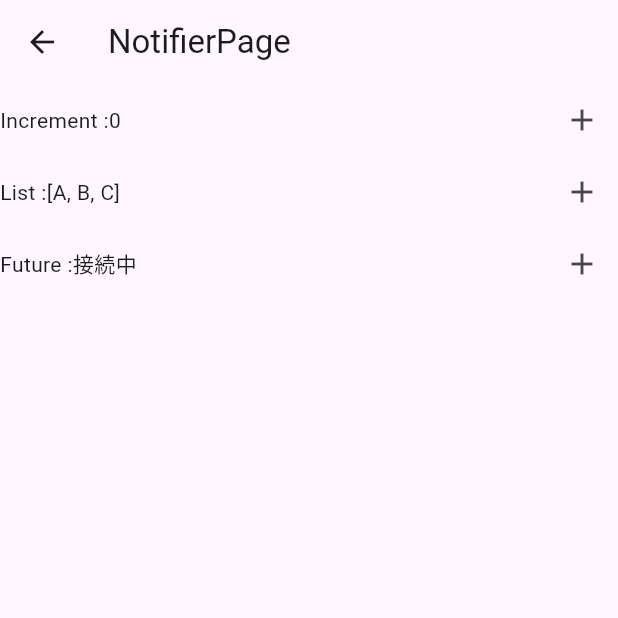
After one commit to boywithdv/riverpod_app, a Flutter app: the NotifierPage screen opened directly, on a phone screen of 412 x 824 dp, the top half of it. The commit adds this screen. Run offline on Flutter 3.47's test engine with Material 3 defaults, Android fonts, the phone set to English and light mode, and no system bars; our stand-ins replace cached_network_image, clock, cloud_firestore, dio, flutter_hooks, flutter_riverpod and 6 more; accounts and stored records are empty; generated files the repository leaves out were written again.

```diff
--- /dev/null
+++ b/lib/features/future_notifier_provider.dart
@@ -0,0 +1,23 @@
+import 'package:riverpod_annotation/riverpod_annotation.dart';
+
+part 'future_notifier_provider.g.dart';
+
+@riverpod
+class S3Notifier extends _$S3Notifier {
+  @override
+  Future<String> build()async {
+    const sec3 = Duration(seconds: 3);
+    await Future.delayed(sec3);
+    return Future.value('あ');
+  }
+
+  void UpdateState()async{
+    /// データを上書き
+    state =  AsyncValue.loading();
+    // 3秒まつ
+    const sec3 = Duration(seconds: 3);
+    await Future.delayed(sec3);
+    // データを上書き
+    state = const AsyncValue.data('Hello World');
+  }
+}
--- a/lib/main.dart
+++ b/lib/main.dart
@@ -13,6 +13,7 @@ import 'package:riverpod_app/pages/stream_provider_page.dart';
 import 'package:riverpod_app/pages/use_ref_listen_provider_page.dart';
 import 'package:shared_preferences/shared_preferences.dart';
 import 'features/features.dart';
+import 'pages/notifier_page.dart';
 import 'pages/state_notifier_provider_page.dart';
 import 'top_level_providers/shared_preferences.dart';
 
@@ -63,6 +64,9 @@ class MyHomePage extends ConsumerWidget {
           child: Column(
             mainAxisAlignment: MainAxisAlignment.center,
             children: <Widget>[
+              MaterialButton(onPressed: (){
+                    Navigator.push(context, MaterialPageRoute(builder: (context)=>NotifierPage()));
+                  }, child: Text('Notifier Page',style: TextStyle(color: Colors.blue),),),
               Consumer(
                 builder: (context, watch, _) {
                   final myData = ref.watch(myProvider);
--- /dev/null
+++ b/lib/pages/notifier_page.dart
@@ -0,0 +1,77 @@
+import 'package:flutter/material.dart';
+import 'package:hooks_riverpod/hooks_riverpod.dart';
+import 'package:riverpod_app/features/future_notifier_provider.dart';
+import 'package:riverpod_app/features/int_notifier_provider.dart';
+
+import '../features/list_notifier_provider.dart';
+
+
+class NotifierPage extends ConsumerWidget {
+
+  const NotifierPage({super.key});
+
+  @override
+  Widget build(BuildContext context,WidgetRef ref) {
+    final s1Notifier = ref.watch(s1NotifierProvider);
+    final s2Notifier = ref.watch(s2NotifierProvider);
+    final s3Notifier = ref.watch(s3NotifierProvider);
+    final widget = s3Notifier.when(data:(d)=> d , error:(e,_)=> Icon(Icons.error), loading:()=> '接続中');
+
+    ref.listen(
+      s1NotifierProvider,(oldState,newState){
+        // スナックバーを表示する
+        ScaffoldMessenger.of(context).showSnackBar(SnackBar(content: Text('${oldState}から $newState に変更されました。')));
+      }
+    );
+    ref.listen(
+      s2NotifierProvider,(previousState,newState){
+        // スナックバーを表示する
+        ScaffoldMessenger.of(context).showSnackBar(SnackBar(content: Text('$previousState から $newState に変更されました。')));
+      }
+    );
+    ref.listen(
+      s3NotifierProvider,(previousState,newState){
+        // スナックバーを表示する
+        ScaffoldMessenger.of(context).showSnackBar(SnackBar(content: Text('$previousState から $newState に変更されました。')));
+      }
+    );
+    return Scaffold(
+      appBar: AppBar(
+        title: Text('NotifierPage'),
+      ),
+      body: Column(
+        children: [
+          Row(
+            mainAxisAlignment: MainAxisAlignment.spaceBetween,
+            children: [
+              Text('Increment :$s1Notifier'),
+              IconButton(onPressed: (){
+                ref.read(s1NotifierProvider.notifier).increment();
+              }, icon: Icon(Icons.add))
+
+
+            ],
+          ),
+          Row(
+            mainAxisAlignment: MainAxisAlignment.spaceBetween,
+            children: [
+              Text('List :$s2Notifier'),
+              IconButton(onPressed: (){
+                ref.read(s2NotifierProvider.notifier).add();
+              }, icon: Icon(Icons.add))
+            ],
+          ),
+                    Row(
+            mainAxisAlignment: MainAxisAlignment.spaceBetween,
+            children: [
+              Text('Future :$widget'),
+              IconButton(onPressed: (){
+                ref.read(s3NotifierProvider.notifier).UpdateState();
+              }, icon: Icon(Icons.add))
+            ],
+          ),
+        ],
+      ),
+    );
+  }
+}
```
Also changed, not shown: lib/features/int_notifier_provider.dart (added, +21 -0 lines), lib/features/list_notifier_provider.dart (added, +20 -0 lines), lib/features/sport_kinds/sport_kinds.dart (added, +19 -0 lines), lib/features/future_notifier_provider.g.dart (added), lib/features/int_notifier_provider.g.dart (added), lib/features/list_notifier_provider.g.dart (added), 3 other files.
